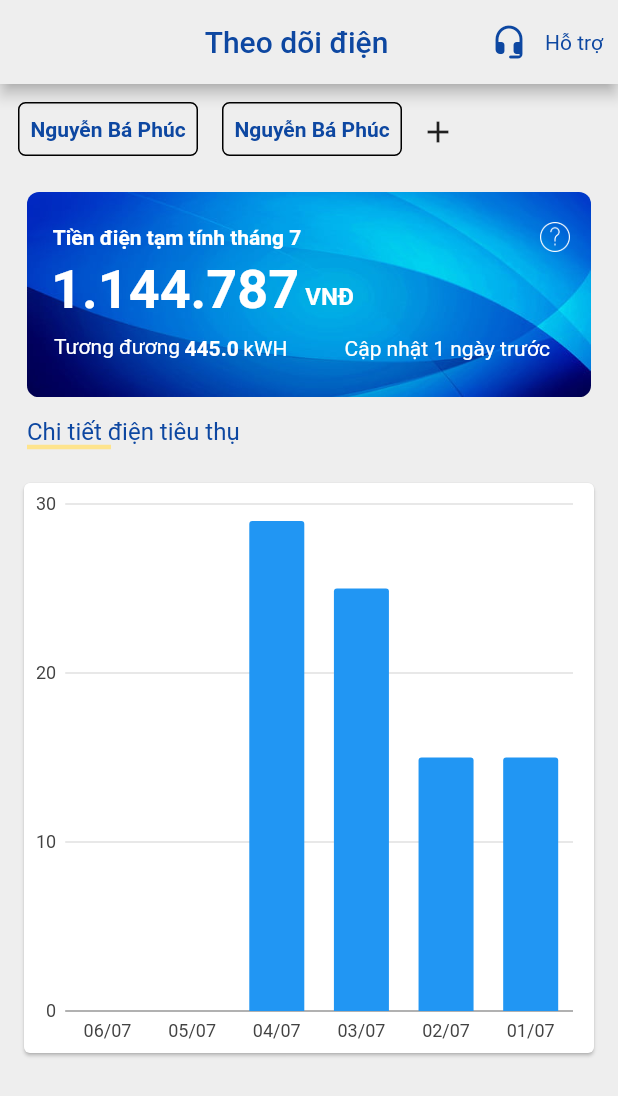
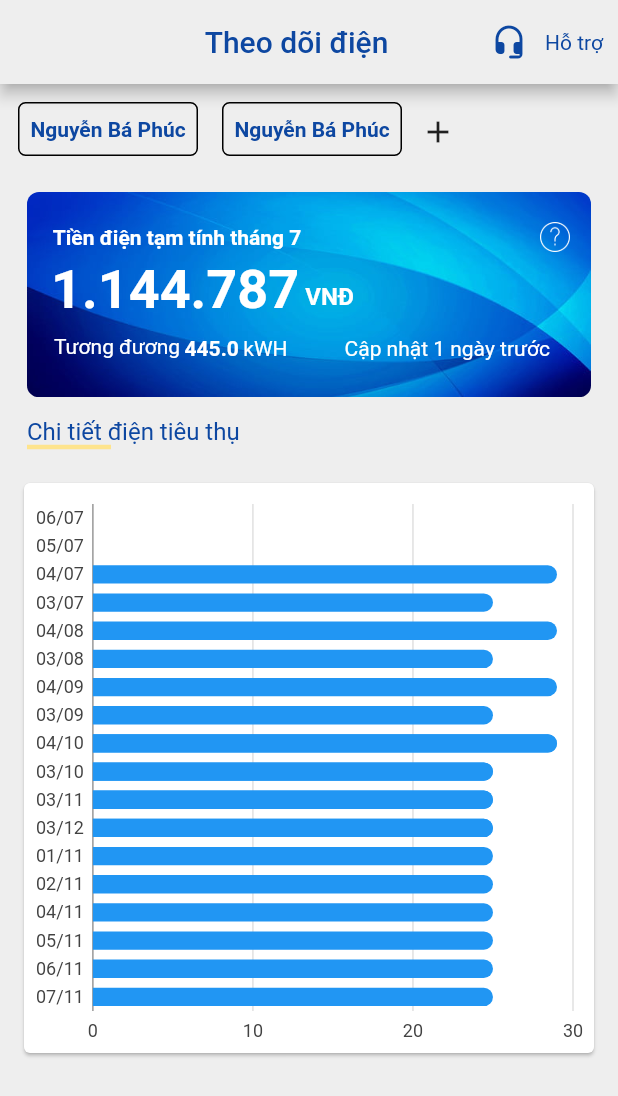
Before and after one commit to hntruc/InternProject, a Flutter app: the screen it shows after launch, on a phone screen of 412 x 824 dp. Shown: the top 1096 px of the screen. Run offline on Flutter 3.47's test engine with Material 2 defaults, Android fonts, the phone set to English and light mode, and no system bars; our stand-ins replace another_flushbar, charts_flutter, dio, flutter_mobx, get_it, mobx and 4 more; missing offline and left inert: dart:ffi, material_dialog, xxtea; generated files the repository leaves out were written again.

Commit message:
round bar chart and change direction

```diff
--- a/flutter-boilerplate-project-master/lib/ui/bar_chart.dart
+++ b/flutter-boilerplate-project-master/lib/ui/bar_chart.dart
@@ -25,7 +25,16 @@ class barCharts extends StatelessWidget {
           padding: const EdgeInsets.only(top: 0),
           child: Column(
             children: <Widget>[
-              Expanded(child: charts.BarChart(series, animate: true))
+              Expanded(
+                  child: charts.BarChart(
+                series,
+                animate: true,
+                vertical: false,
+                barGroupingType: charts.BarGroupingType.grouped,
+                defaultRenderer: new charts.BarRendererConfig(
+                    maxBarWidthPx: 20,
+                    cornerStrategy: const charts.ConstCornerStrategy(30)),
+              ))
             ],
           ),
         ),
--- a/flutter-boilerplate-project-master/lib/ui/dashboard/dashboard.dart
+++ b/flutter-boilerplate-project-master/lib/ui/dashboard/dashboard.dart
@@ -29,8 +29,24 @@ Widget dbScreen() {
     Electricity("05/07", 0, charts.ColorUtil.fromDartColor(Colors.blue)),
     Electricity("04/07", 29, charts.ColorUtil.fromDartColor(Colors.blue)),
     Electricity("03/07", 25, charts.ColorUtil.fromDartColor(Colors.blue)),
-    Electricity("02/07", 15, charts.ColorUtil.fromDartColor(Colors.blue)),
-    Electricity("01/07", 15, charts.ColorUtil.fromDartColor(Colors.blue)),
+    Electricity("04/08", 29, charts.ColorUtil.fromDartColor(Colors.blue)),
+    Electricity("03/08", 25, charts.ColorUtil.fromDartColor(Colors.blue)),
+    Electricity("04/09", 29, charts.ColorUtil.fromDartColor(Colors.blue)),
+    Electricity("03/09", 25, charts.ColorUtil.fromDartColor(Colors.blue)),
+    Electricity("04/10", 29, charts.ColorUtil.fromDartColor(Colors.blue)),
+    Electricity("03/10", 25, charts.ColorUtil.fromDartColor(Colors.blue)),
+    Electricity("04/10", 29, charts.ColorUtil.fromDartColor(Colors.blue)),
+    Electricity("03/10", 25, charts.ColorUtil.fromDartColor(Colors.blue)),
+    Electricity("03/11", 25, charts.ColorUtil.fromDartColor(Colors.blue)),
+    Electricity("03/11", 25, charts.ColorUtil.fromDartColor(Colors.blue)),
+    Electricity("03/12", 25, charts.ColorUtil.fromDartColor(Colors.blue)),
+    Electricity("03/12", 25, charts.ColorUtil.fromDartColor(Colors.blue)),
+    Electricity("01/11", 25, charts.ColorUtil.fromDartColor(Colors.blue)),
+    Electricity("02/11", 25, charts.ColorUtil.fromDartColor(Colors.blue)),
+    Electricity("04/11", 25, charts.ColorUtil.fromDartColor(Colors.blue)),
+    Electricity("05/11", 25, charts.ColorUtil.fromDartColor(Colors.blue)),
+    Electricity("06/11", 25, charts.ColorUtil.fromDartColor(Colors.blue)),
+    Electricity("07/11", 25, charts.ColorUtil.fromDartColor(Colors.blue)),
   ];
   return Scaffold(
       appBar: AppBar(
@@ -69,9 +85,12 @@ Widget dbScreen() {
               electric(),
               Container(
                   padding: EdgeInsets.only(top: 0),
-                  child: barCharts(
-                    data: data,
-                  ))
+                  child: SingleChildScrollView(
+                      child: SizedBox(
+                          height: 400,
+                          child: barCharts(
+                            data: data,
+                          ))))
             ],
           )));
 }
```
